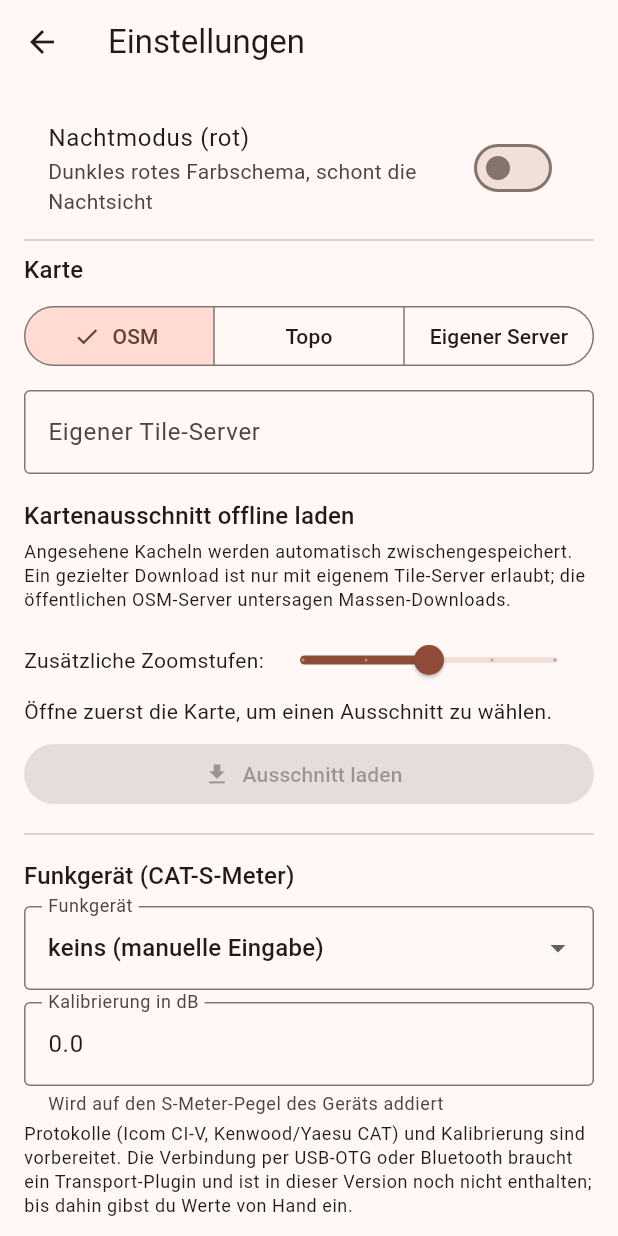
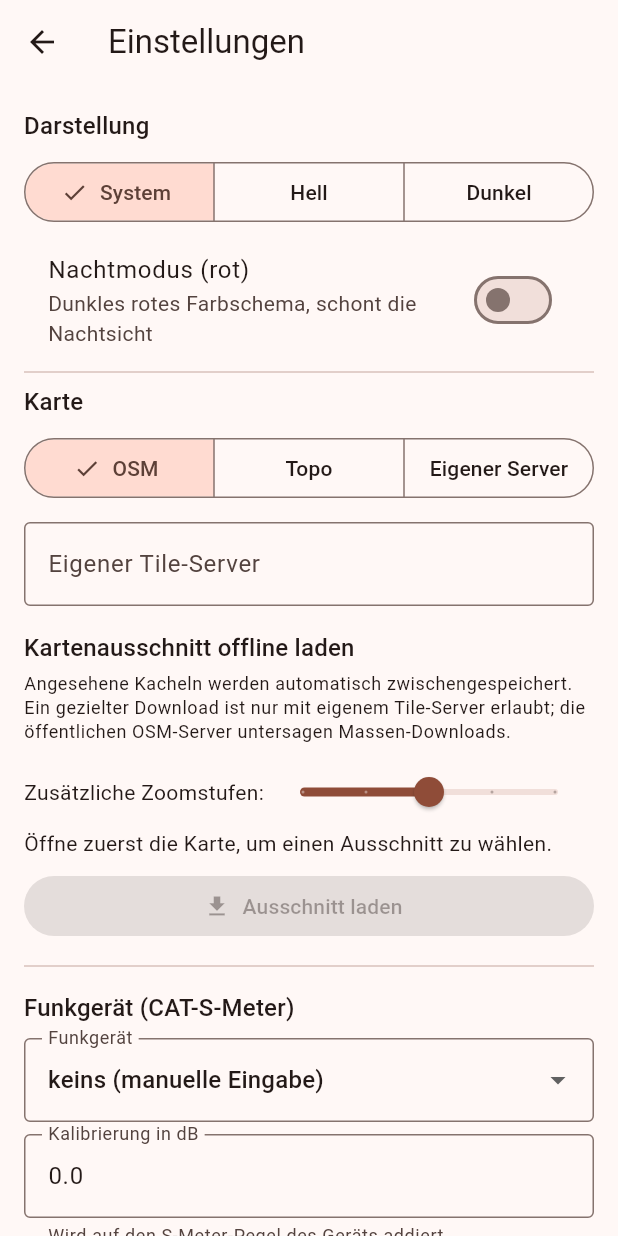
Before and after one commit to ceotjoe/FoxGrid, a Flutter app: the SettingsScreen screen opened directly, on a phone screen of 412 x 824 dp. Run offline on Flutter 3.47's test engine with Material 3 defaults, Android fonts, the phone set to English and light mode, and no system bars; our stand-ins replace dio, drift, drift_flutter, flutter_compass, flutter_map, flutter_riverpod and 5 more; missing offline and left inert: dart:js_interop; accounts and stored records are empty; generated files the repository leaves out were written again.

Commit message:
feat(app): light/dark/system appearance with dark map tiles
Co-Authored-By: Claude Sonnet 5.5 <noreply@anthropic.com>

```diff
--- a/app/lib/main.dart
+++ b/app/lib/main.dart
@@ -25,10 +25,13 @@ class FoxGridApp extends ConsumerWidget {
   Widget build(BuildContext context, WidgetRef ref) {
     final session = ref.watch(sessionProvider);
     final night = ref.watch(settingsProvider.select((s) => s.nightMode));
+    final themeMode = ref.watch(settingsProvider.select((s) => s.themeMode));
     return MaterialApp(
       title: 'FoxGrid',
       debugShowCheckedModeBanner: false,
       theme: night ? _redTheme : _dayTheme,
+      darkTheme: night ? _redTheme : _darkTheme,
+      themeMode: night ? ThemeMode.dark : themeMode,
       home: session == null
           ? const JoinScreen()
           : session.isPending
@@ -40,6 +43,13 @@ class FoxGridApp extends ConsumerWidget {
 
 final _dayTheme = ThemeData(
   colorSchemeSeed: Colors.deepOrange,
+  useMaterial3: true,
+);
+
+/// Regular dark scheme (same seed as the day theme).
+final _darkTheme = ThemeData(
+  colorSchemeSeed: Colors.deepOrange,
+  brightness: Brightness.dark,
   useMaterial3: true,
 );
 
--- a/app/lib/ui/settings_screen.dart
+++ b/app/lib/ui/settings_screen.dart
@@ -47,6 +47,19 @@ class _SettingsScreenState extends ConsumerState<SettingsScreen> {
       body: ListView(
         padding: const EdgeInsets.all(16),
         children: [
+          Text('Darstellung', style: theme.textTheme.titleMedium),
+          const SizedBox(height: 8),
+          SegmentedButton<ThemeMode>(
+            key: const Key('theme-mode'),
+            segments: const [
+              ButtonSegment(value: ThemeMode.system, label: Text('System')),
+              ButtonSegment(value: ThemeMode.light, label: Text('Hell')),
+              ButtonSegment(value: ThemeMode.dark, label: Text('Dunkel')),
+            ],
+            selected: {settings.themeMode},
+            onSelectionChanged: (v) => notifier.setThemeMode(v.first),
+          ),
+          const SizedBox(height: 8),
           SwitchListTile(
             key: const Key('night-mode'),
             title: const Text('Nachtmodus (rot)'),
```
Also changed, not shown: app/lib/state/settings.dart (+18 -0 lines), app/lib/ui/app_tile_layer.dart (+27 -9 lines), 1 other file.
